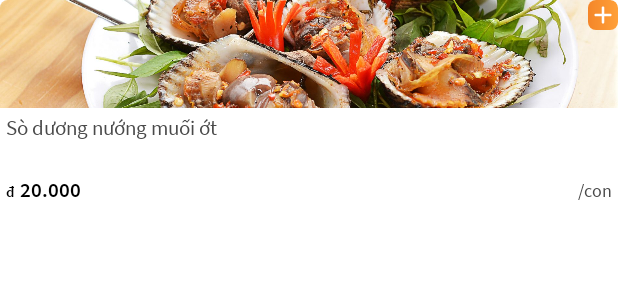
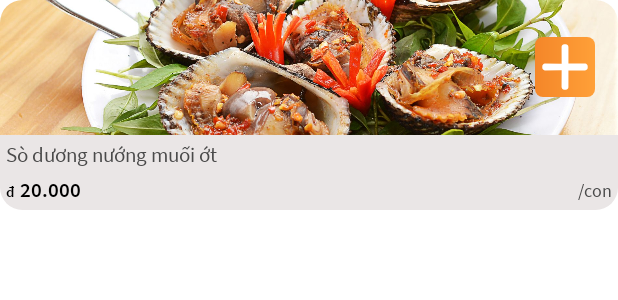
Before and after one commit to hhd0502/waiter, an Android app: the layout item_menu_product.xml on its own in the app's theme, with its tools: preview values and no code run, on a phone screen of 412 x 824 dp. Shown: the top 300 px of the screen. Run offline under Robolectric (Android 15) with nearby library versions, the phone set to English and light mode, and no system bars; plain views replace TextView.

Commit message:
commit another :>

```diff
--- a/Lib/src/main/java/com/hutech/lib/Services/ProductService.java
+++ b/Lib/src/main/java/com/hutech/lib/Services/ProductService.java
@@ -5,9 +5,13 @@ import com.hutech.lib.ResultModel.ProductsResultModel;
 
 import io.reactivex.Observable;
 import retrofit2.http.GET;
+import retrofit2.http.Query;
 
 public interface ProductService {
 
     @GET("product/get-all")
     Observable<ProductsResultModel> getAll();
+
+    @GET("product/get-by-cateId")
+    Observable<ProductsResultModel> getProductByCategoryId(@Query("id") int categoryID);
 }
--- a/app/src/main/java/com/hutech/waiter/adapter/ProductAdapter.java
+++ b/app/src/main/java/com/hutech/waiter/adapter/ProductAdapter.java
@@ -4,6 +4,7 @@ import android.content.Context;
 import android.view.LayoutInflater;
 import android.view.View;
 import android.view.ViewGroup;
+import android.widget.LinearLayout;
 import android.widget.TextView;
 
 import androidx.annotation.NonNull;
@@ -64,7 +65,7 @@ public class ProductAdapter extends RecyclerView.Adapter<ProductAdapter.ViewHold
         TextView productPrice;
         TextView productUnit;
         View transitionsContainer;
-        View btnAdd;
+        LinearLayout btnAdd;
 
         public ViewHolder(@NonNull View view) {
             super(view);
--- a/app/src/main/res/layout/item_menu_product.xml
+++ b/app/src/main/res/layout/item_menu_product.xml
@@ -5,7 +5,7 @@
     android:layout_width="match_parent"
     android:layout_height="140dp"
     android:background="@android:color/transparent"
-    app:cardCornerRadius="@dimen/radius_card_medium"
+    app:cardCornerRadius="15dp"
     app:cardElevation="0dp">
     <LinearLayout
         android:id="@+id/layout_holder"
@@ -14,7 +14,7 @@
         android:orientation="vertical">
         <FrameLayout
             android:layout_width="match_parent"
-            android:layout_height="@dimen/size_icon_x9">
+            android:layout_height="90dp">
 
             <androidx.appcompat.widget.AppCompatImageView
                 android:id="@+id/img_product"
@@ -27,26 +27,28 @@
                 android:id="@+id/btn_add_option"
                 android:layout_width="wrap_content"
                 android:layout_height="wrap_content"
-                android:layout_gravity="end|top"
-                android:paddingStart="@dimen/margin_medium"
+                android:layout_gravity="center_vertical|end"
+                android:layout_marginEnd="15dp"
                 android:paddingEnd="0dp"
-                android:paddingBottom="@dimen/margin_medium">
+                >
 
                 <androidx.appcompat.widget.AppCompatImageView
-                    android:layout_width="wrap_content"
-                    android:layout_height="wrap_content"
+                    android:layout_width="40dp"
+                    android:layout_height="40dp"
                     android:background="@drawable/medium_round_corner_gradient_background"
                     android:padding="@dimen/margin_small"
                     app:srcCompat="@drawable/ic_add_white" />
             </LinearLayout>
         </FrameLayout>
+
         <LinearLayout
             android:layout_width="match_parent"
             android:layout_height="0dp"
             android:layout_weight="1"
             android:padding="@dimen/margin_small"
-            android:background="@android:color/white"
-            android:orientation="vertical">
+            android:background="#EAE6E6"
+            android:orientation="vertical"
+            android:paddingBottom="15dp">
             <me.imstudio.core.ui.widget.TextView
                 android:id="@+id/product_name"
                 android:layout_width="wrap_content"
@@ -80,6 +82,7 @@
                     android:fontFamily="@font/source_sans_pro_semi_bold"
                     android:textSize="@dimen/size_text_extra_medium"
                     android:textColor="@android:color/black"
+                    android:digits="0123456789."
                     android:text="20.000"/>
                 <me.imstudio.core.ui.widget.TextView
                     android:layout_width="wrap_content"
--- a/app/src/main/res/layout/layout_detail_activity.xml
+++ b/app/src/main/res/layout/layout_detail_activity.xml
@@ -17,7 +17,7 @@
             android:gravity="center"
             android:orientation="vertical">
 
-            <androidx.appcompat.widget.AppCompatTextView
+            <me.imstudio.core.ui.widget.TextView
                 android:id="@+id/text_table_name"
                 android:layout_width="wrap_content"
                 android:layout_height="wrap_content"
@@ -25,7 +25,7 @@
                 android:text="Bàn 102A"
                 android:textColor="@android:color/black"
                 android:textSize="@dimen/size_text_large" />
-            <androidx.appcompat.widget.AppCompatTextView
+            <me.imstudio.core.ui.widget.TextView
                 android:layout_width="wrap_content"
                 android:layout_height="wrap_content"
                 android:fontFamily="@font/source_sans_pro_regular"
```
Also changed, not shown: app/src/main/java/com/hutech/waiter/adapter/IClickCategoryItem.java (added, +7 -0 lines), app/src/main/java/com/hutech/waiter/adapter/TabCategoryAdapter.java (+10 -2 lines), app/src/main/java/com/hutech/waiter/screens/activity/DetailTemporaryOrderActivity.java (+19 -25 lines), app/src/main/java/com/hutech/waiter/screens/activity/MenuActivity.java (+28 -6 lines).
